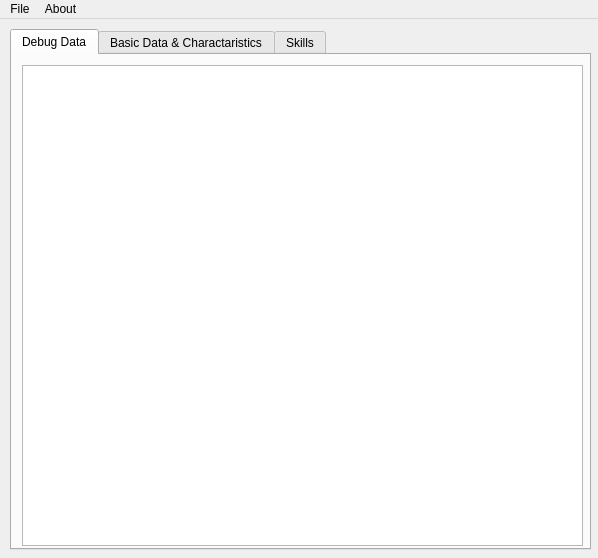
Before: the Qt Designer form mainwindow.ui in rbiddle/CRASS, drawn with Qt 5.
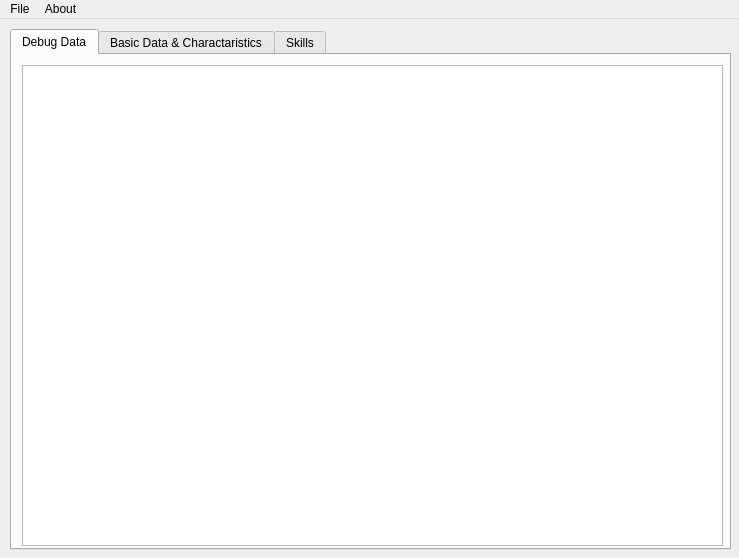
After: the same form once the commit is applied.

Diff of the .ui file:
```diff
--- a/mainwindow.ui
+++ b/mainwindow.ui
@@ -6,7 +6,7 @@
    <rect>
     <x>0</x>
     <y>0</y>
-    <width>598</width>
+    <width>739</width>
     <height>558</height>
    </rect>
   </property>
@@ -19,7 +19,7 @@
      <rect>
       <x>10</x>
       <y>10</y>
-      <width>581</width>
+      <width>721</width>
       <height>521</height>
      </rect>
     </property>
@@ -30,15 +30,24 @@
      <attribute name="title">
       <string>Debug Data</string>
      </attribute>
-     <widget class="QTextBrowser" name="textBrowser">
+     <widget class="QTextBrowser" name="debugTextArea">
+      <property name="enabled">
+       <bool>true</bool>
+      </property>
       <property name="geometry">
        <rect>
         <x>10</x>
         <y>10</y>
-        <width>561</width>
+        <width>701</width>
         <height>481</height>
        </rect>
       </property>
+      <property name="font">
+       <font>
+        <family>Courier</family>
+        <pointsize>10</pointsize>
+       </font>
+      </property>
      </widget>
     </widget>
     <widget class="QWidget" name="basicTab">
@@ -58,7 +67,7 @@
     <rect>
      <x>0</x>
      <y>0</y>
-     <width>598</width>
+     <width>739</width>
      <height>18</height>
     </rect>
    </property>
```
Left out of the diff: 48 changed lines with no effect on the pictures.
